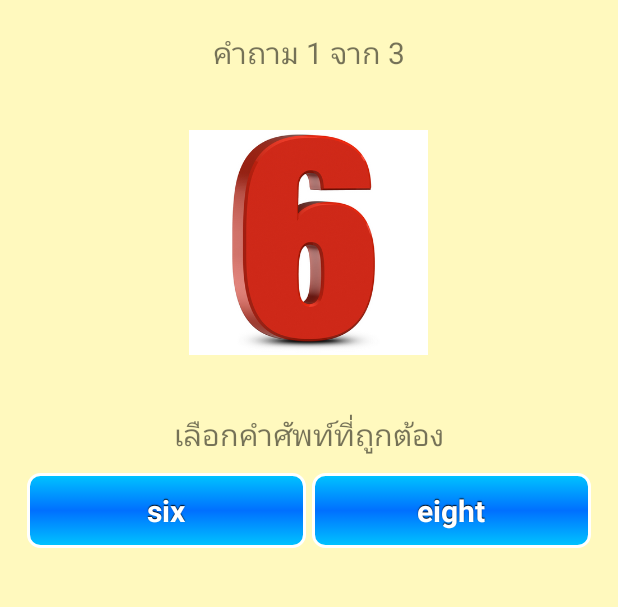
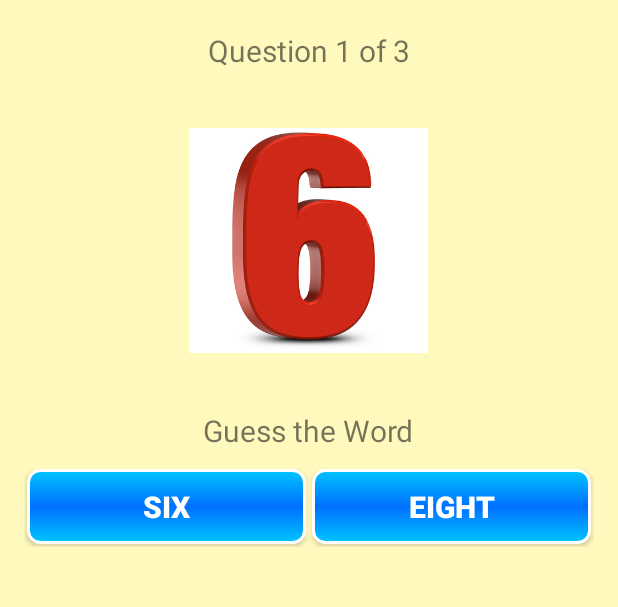
Before and after one commit to 3bugs/WordQuizGame-Master, an Android app: the GameActivity screen opened directly, with no data from a screen before it, on a phone screen of 412 x 824 dp, the part 100-707 px from its top. Run offline under Robolectric (Android 15) with nearby library versions, the phone set to English and light mode, and no system bars.

Commit message:
Refactor & cleanup.

```diff
--- a/app/src/main/AndroidManifest.xml
+++ b/app/src/main/AndroidManifest.xml
@@ -26,8 +26,7 @@
         <activity
             android:name=".HighScoreActivity"
             android:label="@string/high_score_label"
-            android:theme="@style/Theme.AppCompat.Light.Dialog"/>
+            android:theme="@style/Theme.AppCompat.Light.Dialog.Alert"/>
 
     </application>
-
 </manifest>
--- a/app/src/main/res/layout/activity_game.xml
+++ b/app/src/main/res/layout/activity_game.xml
@@ -42,7 +42,7 @@
         android:layout_height="wrap_content"
         android:layout_marginBottom="10dp"
         android:layout_marginTop="10dp"
-        android:text="เลือกคำศัพท์ที่ถูกต้อง"
+        android:text="@string/guess_label"
         android:textSize="20sp"/>
 
     <TableLayout
--- a/app/src/main/res/values/strings.xml
+++ b/app/src/main/res/values/strings.xml
@@ -4,6 +4,8 @@
     <string name="app_title">Word Quiz Game</string>
     <string name="play_game_label">Play Game</string>
     <string name="high_score_label">High Score</string>
+
+    <string name="choose_difficulty_title">Choose Difficulty Level</string>
 
     <string name="easy_label">Easy</string>
     <string name="medium_label">Medium</string>
@@ -14,4 +16,15 @@
         <item name="medium">@string/medium_label</item>
         <item name="hard">@string/hard_label</item>
     </string-array>
+
+    <string name="question_number_label">Question %1$d of %2$d</string>
+    <string name="guess_label">Guess the Word</string>
+    <string name="correct_label">Correct</string>
+    <string name="incorrect_label">Incorrect, try again</string>
+
+    <string name="result_title">Result</string>
+    <string name="total_guesses_label">Total guesses: %1$d</string>
+    <string name="success_percentage_label">Success percentage: %1$.1f</string>
+    <string name="restart_quiz_label">Restart Quiz</string>
+    <string name="return_to_menu_label">Return to Menu</string>
 </resources>
--- a/app/src/main/res/values/styles.xml
+++ b/app/src/main/res/values/styles.xml
@@ -6,7 +6,6 @@
         <item name="colorPrimary">@color/colorPrimary</item>
         <item name="colorPrimaryDark">@color/colorPrimaryDark</item>
         <item name="colorAccent">@color/colorAccent</item>
-
         <item name="buttonStyle">@style/MyButtonStyle</item>
     </style>
 
@@ -18,13 +17,9 @@
         <item name="buttonStyle">@style/MyButtonStyle</item>
     </style>
 
-    <style name="MyButtonStyle" parent="@android:style/Widget.Button">
-        <item name="android:gravity">center_vertical|center_horizontal</item>
-        <item name="android:textColor">#FFFFFFFF</item>
-        <item name="android:shadowColor">#FF000000</item>
-        <item name="android:shadowDx">0</item>
-        <item name="android:shadowDy">-1</item>
-        <item name="android:shadowRadius">0.2</item>
+    <style name="MyButtonStyle" parent="@style/Widget.AppCompat.Button">
+        <item name="android:gravity">center</item>
+        <item name="android:textColor">#fff</item>
         <item name="android:textStyle">bold</item>
         <item name="android:textSize">20sp</item>
         <item name="android:background">@drawable/button</item>
```
Also changed, not shown: app/src/main/java/com/example/wordquizgamemaster/GameActivity.java (+12 -12 lines), app/src/main/java/com/example/wordquizgamemaster/MainActivity.java (+46 -18 lines), 1 other file.
